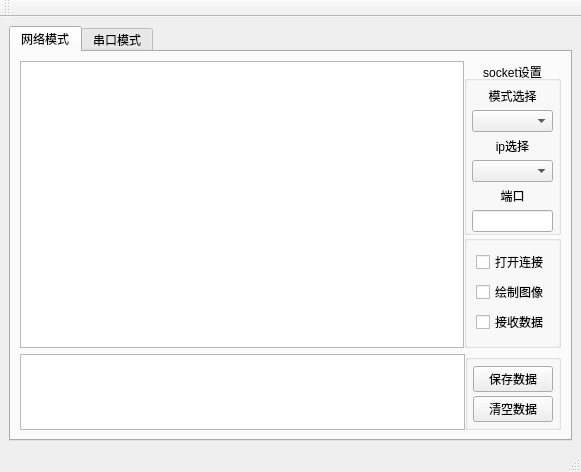
Qt form Mywin.ui (lzd-1230/Debugging-assistant) before a commit.
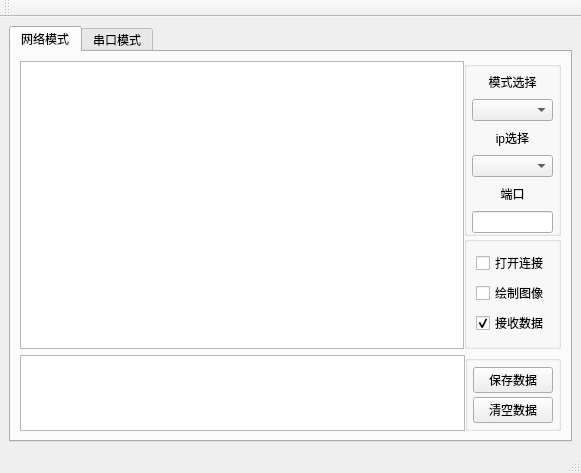
The same form after that commit. Custom widgets are drawn as their Qt base class.

```diff
--- a/Mywin.ui
+++ b/Mywin.ui
@@ -44,7 +44,7 @@
                <enum>Qt::LeftToRight</enum>
               </property>
               <property name="title">
-               <string>socket设置</string>
+               <string/>
               </property>
               <property name="alignment">
                <set>Qt::AlignCenter</set>
@@ -69,7 +69,7 @@
                 <number>0</number>
                </property>
                <property name="verticalSpacing">
-                <number>5</number>
+                <number>8</number>
                </property>
                <item row="4" column="0">
                 <widget class="QLabel" name="label_4">
@@ -113,12 +113,15 @@
                   <number>0</number>
                  </property>
                  <property name="sizeAdjustPolicy">
-                  <enum>QComboBox::AdjustToContentsOnFirstShow</enum>
+                  <enum>QComboBox::AdjustToContents</enum>
                  </property>
                 </widget>
                </item>
                <item row="0" column="0">
                 <widget class="QLabel" name="label_5">
+                 <property name="lineWidth">
+                  <number>0</number>
+                 </property>
                  <property name="text">
                   <string>模式选择</string>
                  </property>
@@ -130,7 +133,10 @@
                <item row="3" column="0">
                 <widget class="QComboBox" name="ip_com">
                  <property name="maxVisibleItems">
-                  <number>0</number>
+                  <number>5</number>
+                 </property>
+                 <property name="sizeAdjustPolicy">
+                  <enum>QComboBox::AdjustToContents</enum>
                  </property>
                  <property name="frame">
                   <bool>true</bool>
@@ -161,6 +167,9 @@
                  <property name="text">
                   <string>绘制图像</string>
                  </property>
+                 <property name="checked">
+                  <bool>false</bool>
+                 </property>
                 </widget>
                </item>
                <item row="2" column="0">
@@ -168,6 +177,9 @@
                  <property name="text">
                   <string>接收数据</string>
                  </property>
+                 <property name="checked">
+                  <bool>true</bool>
+                 </property>
                 </widget>
                </item>
               </layout>
```
